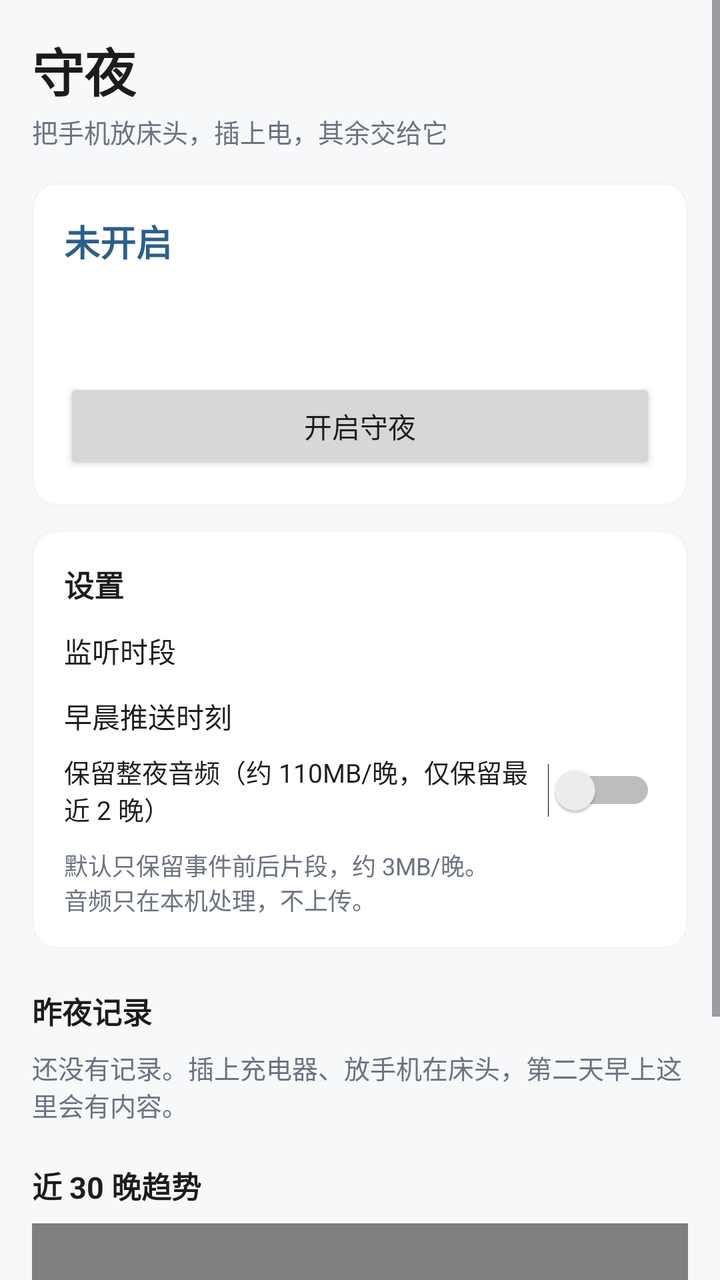
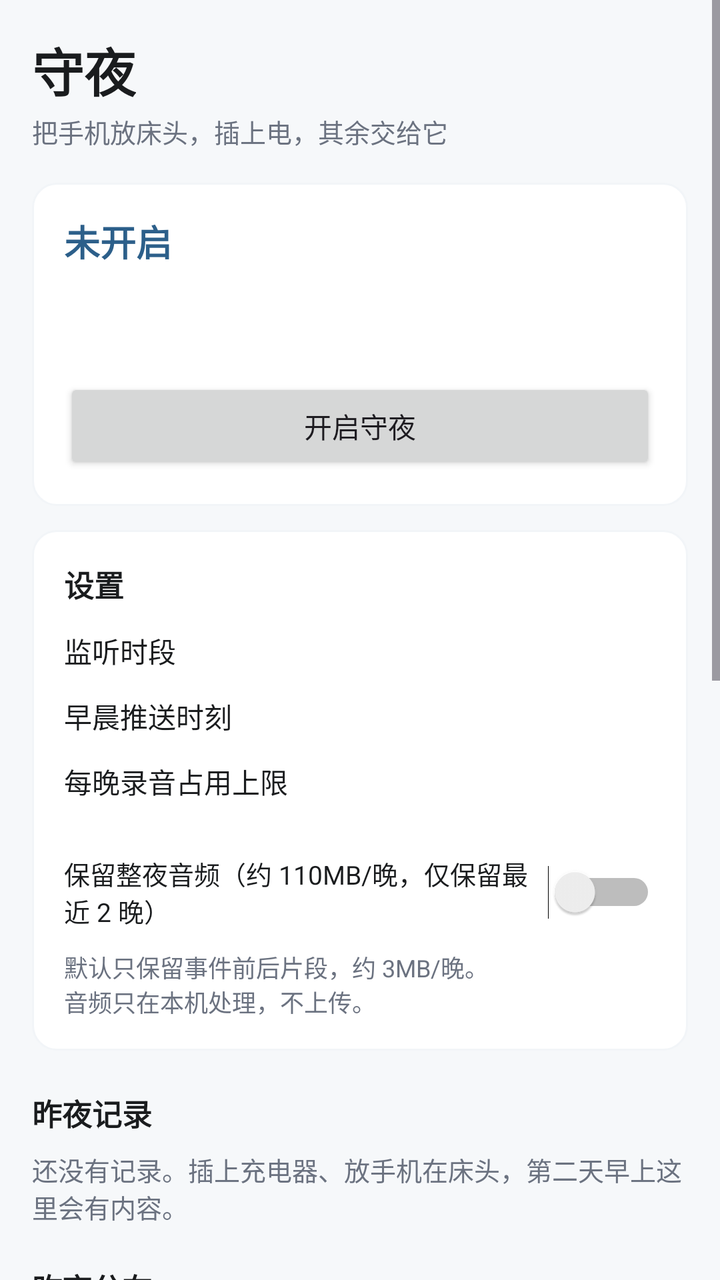

An Android layout rendered at two revisions. The XML below is the earlier revision; the diff shows what the commit changed to produce the second picture.
<!-- AndroidManifest.xml: application theme Theme.SleepSentry -->
<!-- res/layout/activity_main.xml -->
<?xml version="1.0" encoding="utf-8"?>
<ScrollView xmlns:android="http://schemas.android.com/apk/res/android"
    android:layout_width="match_parent"
    android:layout_height="match_parent"
    android:background="@color/bg"
    android:fillViewport="true">

    <LinearLayout
        android:layout_width="match_parent"
        android:layout_height="wrap_content"
        android:orientation="vertical"
        android:padding="16dp">

        <TextView
            android:layout_width="wrap_content"
            android:layout_height="wrap_content"
            android:text="@string/app_name"
            android:textColor="@color/text"
            android:textSize="26sp"
            android:textStyle="bold" />

        <TextView
            android:layout_width="wrap_content"
            android:layout_height="wrap_content"
            android:layout_marginTop="2dp"
            android:text="@string/tagline"
            android:textColor="@color/textDim"
            android:textSize="13sp" />

        
        <LinearLayout
            android:layout_width="match_parent"
            android:layout_height="wrap_content"
            android:layout_marginTop="16dp"
            android:background="@drawable/card_bg"
            android:orientation="vertical"
            android:padding="16dp">

            <TextView
                android:id="@+id/stateText"
                android:layout_width="wrap_content"
                android:layout_height="wrap_content"
                android:textColor="@color/brand"
                android:textSize="18sp"
                android:textStyle="bold"
                tools:ignore="MissingPrefix"
                xmlns:tools="http://schemas.android.com/tools"
                android:text="@string/state_idle" />

            <TextView
                android:id="@+id/liveText"
                android:layout_width="wrap_content"
                android:layout_height="wrap_content"
                android:layout_marginTop="4dp"
                android:textColor="@color/textDim"
                android:textSize="13sp" />

            <TextView
                android:id="@+id/streakText"
                android:layout_width="wrap_content"
                android:layout_height="wrap_content"
                android:layout_marginTop="4dp"
                android:textColor="@color/good"
                android:textSize="13sp" />

            <Button
                android:id="@+id/toggleBtn"
                android:layout_width="match_parent"
                android:layout_height="48dp"
                android:layout_marginTop="12dp"
                android:text="@string/action_enable" />
        </LinearLayout>

        
        <TextView
            android:id="@+id/warnText"
            android:layout_width="match_parent"
            android:layout_height="wrap_content"
            android:layout_marginTop="10dp"
            android:background="@drawable/warn_bg"
            android:padding="12dp"
            android:textColor="@color/warn"
            android:textSize="13sp"
            android:visibility="gone" />

        
        <LinearLayout
            android:layout_width="match_parent"
            android:layout_height="wrap_content"
            android:layout_marginTop="12dp"
            android:background="@drawable/card_bg"
            android:orientation="vertical"
            android:padding="16dp">

            <TextView
                android:layout_width="wrap_content"
                android:layout_height="wrap_content"
                android:text="设置"
                android:textColor="@color/text"
                android:textSize="15sp"
                android:textStyle="bold" />

            <LinearLayout
                android:id="@+id/windowRow"
                android:layout_width="match_parent"
                android:layout_height="wrap_content"
                android:layout_marginTop="12dp"
                android:orientation="horizontal">

                <TextView
                    android:layout_width="0dp"
                    android:layout_height="wrap_content"
                    android:layout_weight="1"
                    android:text="@string/label_window"
                    android:textColor="@color/text"
                    android:textSize="14sp" />

                <TextView
                    android:id="@+id/windowText"
                    android:layout_width="wrap_content"
                    android:layout_height="wrap_content"
                    android:textColor="@color/brand"
                    android:textSize="14sp"
                    android:textStyle="bold" />
            </LinearLayout>

            <LinearLayout
                android:id="@+id/morningRow"
                android:layout_width="match_parent"
                android:layout_height="wrap_content"
                android:layout_marginTop="12dp"
                android:orientation="horizontal">

                <TextView
                    android:layout_width="0dp"
                    android:layout_height="wrap_content"
                    android:layout_weight="1"
                    android:text="早晨推送时刻"
                    android:textColor="@color/text"
                    android:textSize="14sp" />

                <TextView
                    android:id="@+id/morningText"
                    android:layout_width="wrap_content"
                    android:layout_height="wrap_content"
                    android:textColor="@color/brand"
                    android:textSize="14sp"
                    android:textStyle="bold" />
            </LinearLayout>

            <Switch
                android:id="@+id/fullAudioSwitch"
                android:layout_width="match_parent"
                android:layout_height="wrap_content"
                android:layout_marginTop="8dp"
                android:text="保留整夜音频（约 110MB/晚，仅保留最近 2 晚）"
                android:textColor="@color/text"
                android:textSize="13sp" />

            <TextView
                android:layout_width="match_parent"
                android:layout_height="wrap_content"
                android:layout_marginTop="10dp"
                android:text="默认只保留事件前后片段，约 3MB/晚。\n音频只在本机处理，不上传。"
                android:textColor="@color/textDim"
                android:textSize="12sp" />
        </LinearLayout>

        
        <TextView
            android:id="@+id/lastNightHeader"
            android:layout_width="wrap_content"
            android:layout_height="wrap_content"
            android:layout_marginTop="20dp"
            android:text="@string/label_last_night"
            android:textColor="@color/text"
            android:textSize="15sp"
            android:textStyle="bold" />

        <TextView
            android:id="@+id/emptyText"
            android:layout_width="match_parent"
            android:layout_height="wrap_content"
            android:layout_marginTop="8dp"
            android:text="@string/no_record"
            android:textColor="@color/textDim"
            android:textSize="13sp" />

        <LinearLayout
            android:id="@+id/reportCard"
            android:layout_width="match_parent"
            android:layout_height="wrap_content"
            android:layout_marginTop="10dp"
            android:background="@drawable/card_bg"
            android:orientation="vertical"
            android:padding="16dp"
            android:visibility="gone">

            <TextView
                android:id="@+id/reportHeadline"
                android:layout_width="wrap_content"
                android:layout_height="wrap_content"
                android:textColor="@color/text"
                android:textSize="17sp"
                android:textStyle="bold" />

            <TextView
                android:id="@+id/reportSub"
                android:layout_width="wrap_content"
                android:layout_height="wrap_content"
                android:layout_marginTop="4dp"
                android:textColor="@color/textDim"
                android:textSize="13sp" />

            <TextView
                android:id="@+id/reportLevel"
                android:layout_width="wrap_content"
                android:layout_height="wrap_content"
                android:layout_marginTop="8dp"
                android:textSize="15sp"
                android:textStyle="bold" />

            <com.sleepsentry.ui.TimelineView
                android:id="@+id/timeline"
                android:layout_width="match_parent"
                android:layout_height="120dp"
                android:layout_marginTop="12dp" />

            <TextView
                android:layout_width="match_parent"
                android:layout_height="wrap_content"
                android:layout_marginTop="6dp"
                android:text="橙色标记为疑似呼吸暂停事件，点击可回听原声"
                android:textColor="@color/textDim"
                android:textSize="12sp" />

            <LinearLayout
                android:id="@+id/eventList"
                android:layout_width="match_parent"
                android:layout_height="wrap_content"
                android:layout_marginTop="8dp"
                android:orientation="vertical" />
        </LinearLayout>

        
        <TextView
            android:layout_width="wrap_content"
            android:layout_height="wrap_content"
            android:layout_marginTop="20dp"
            android:text="@string/label_trend"
            android:textColor="@color/text"
            android:textSize="15sp"
            android:textStyle="bold" />

        <com.sleepsentry.ui.TrendView
            android:id="@+id/trend"
            android:layout_width="match_parent"
            android:layout_height="110dp"
            android:layout_marginTop="8dp"
            android:background="@drawable/card_bg" />

        <TextView
            android:layout_width="match_parent"
            android:layout_height="wrap_content"
            android:layout_marginTop="16dp"
            android:text="@string/report_disclaimer"
            android:textColor="@color/textDim"
            android:textSize="12sp" />
    </LinearLayout>
</ScrollView>
<!-- resources referenced by this layout -->
<resources>
  <color name="bg">#FFF6F8FA</color>
  <color name="brand">#FF2C5F8A</color>
  <color name="good">#FF2E7D5B</color>
  <color name="text">#FF1A1C1E</color>
  <color name="textDim">#FF6B7280</color>
  <color name="warn">#FFB4761E</color>
  <!-- drawable card_bg (drawable) -->
  <?xml version="1.0" encoding="utf-8"?>
  <shape xmlns:android="http://schemas.android.com/apk/res/android" android:shape="rectangle">
      <solid android:color="#FFFFFF" />
      <corners android:radius="12dp" />
      <stroke android:width="1dp" android:color="#F2F5F8" />
  </shape>
  <!-- drawable warn_bg (drawable) -->
  <?xml version="1.0" encoding="utf-8"?>
  <shape xmlns:android="http://schemas.android.com/apk/res/android" android:shape="rectangle">
      <solid android:color="#FFF8EC" />
      <corners android:radius="12dp" />
      <stroke android:width="1dp" android:color="#E8D5AE" />
  </shape>
  <string name="action_enable">开启守夜</string>
  <string name="app_name">守夜</string>
  <string name="label_last_night">昨夜记录</string>
  <string name="label_trend">近 30 晚趋势</string>
  <string name="label_window">监听时段</string>
  <string name="no_record">还没有记录。插上充电器、放手机在床头，第二天早上这里会有内容。</string>
  <string name="report_disclaimer">本记录基于手机麦克风的声音推算，不构成医疗诊断。声音记录无法反映血氧与中枢性事件，请以医院睡眠监测（PSG/HSAT）为准。</string>
  <string name="state_idle">未开启</string>
  <string name="tagline">把手机放床头，插上电，其余交给它</string>
  <style name="Theme.SleepSentry" parent="Theme.Material3.DayNight.NoActionBar">
          <item name="colorPrimary">@color/brand</item>
          <item name="colorOnPrimary">#FFFFFFFF</item>
          <item name="colorSecondary">@color/brandDim</item>
          <item name="android:statusBarColor">@color/brandDark</item>
      </style>
  <color name="brandDim">#FF6E93B4</color>
  <color name="brandDark">#FF1B3B56</color>
</resources>

<!-- the commit's change to res/layout/activity_main.xml (unified diff, before → after) -->
@@ -148,6 +148,45 @@
                     android:textStyle="bold" />
             </LinearLayout>
 
+            <LinearLayout
+                android:id="@+id/quotaRow"
+                android:layout_width="match_parent"
+                android:layout_height="wrap_content"
+                android:layout_marginTop="12dp"
+                android:orientation="horizontal">
+
+                <LinearLayout
+                    android:layout_width="0dp"
+                    android:layout_height="wrap_content"
+                    android:layout_weight="1"
+                    android:orientation="vertical">
+
+                    <TextView
+                        android:layout_width="wrap_content"
+                        android:layout_height="wrap_content"
+                        android:text="每晚录音占用上限"
+                        android:textColor="@color/text"
+                        android:textSize="14sp" />
+
+                    <TextView
+                        android:id="@+id/quotaUsage"
+                        android:layout_width="wrap_content"
+                        android:layout_height="wrap_content"
+                        android:layout_marginTop="2dp"
+                        android:textColor="@color/textDim"
+                        android:textSize="12sp" />
+                </LinearLayout>
+
+                <TextView
+                    android:id="@+id/quotaText"
+                    android:layout_width="wrap_content"
+                    android:layout_height="wrap_content"
+                    android:layout_gravity="center_vertical"
+                    android:textColor="@color/brand"
+                    android:textSize="14sp"
+                    android:textStyle="bold" />
+            </LinearLayout>
+
             <Switch
                 android:id="@+id/fullAudioSwitch"
                 android:layout_width="match_parent"
@@ -235,12 +274,52 @@
                 android:textSize="12sp" />
 
             <LinearLayout
+                android:layout_width="match_parent"
+                android:layout_height="wrap_content"
+                android:layout_marginTop="10dp"
+                android:gravity="end">
+
+                <Button
+                    android:id="@+id/sortBtn"
+                    android:layout_width="wrap_content"
+                    android:layout_height="36dp"
+                    android:minWidth="0dp"
+                    android:paddingLeft="16dp"
+                    android:paddingRight="16dp"
+                    android:textSize="12sp" />
+            </LinearLayout>
+
+            <LinearLayout
                 android:id="@+id/eventList"
                 android:layout_width="match_parent"
                 android:layout_height="wrap_content"
                 android:layout_marginTop="8dp"
                 android:orientation="vertical" />
         </LinearLayout>
+
+        <TextView
+            android:layout_width="wrap_content"
+            android:layout_height="wrap_content"
+            android:layout_marginTop="20dp"
+            android:text="昨夜分布"
+            android:textColor="@color/text"
+            android:textSize="15sp"
+            android:textStyle="bold" />
+
+        <com.sleepsentry.ui.HourlyChartView
+            android:id="@+id/hourlyChart"
+            android:layout_width="match_parent"
+            android:layout_height="150dp"
+            android:layout_marginTop="8dp"
+            android:background="@drawable/card_bg" />
+
+        <TextView
+            android:layout_width="match_parent"
+            android:layout_height="wrap_content"
+            android:layout_marginTop="4dp"
+            android:text="横轴是钟点，浅蓝底为当晚实际有录音的时段。点击柱子可跳到该时段的事件。"
+            android:textColor="@color/textDim"
+            android:textSize="12sp" />
 
         
         <TextView
@@ -259,6 +338,24 @@
             android:layout_marginTop="8dp"
             android:background="@drawable/card_bg" />
 
+        <Button
+            android:id="@+id/clearAllBtn"
+            android:layout_width="match_parent"
+            android:layout_height="48dp"
+            android:layout_marginTop="20dp"
+            android:backgroundTint="@color/bad"
+            android:text="清除所有录音与记录"
+            android:textColor="#FFFFFFFF"
+            android:textSize="15sp" />
+
+        <TextView
+            android:layout_width="match_parent"
+            android:layout_height="wrap_content"
+            android:layout_marginTop="6dp"
+            android:text="会删掉全部音频文件与历史报告，不可恢复。设置与监听开关不受影响。"
+            android:textColor="@color/textDim"
+            android:textSize="12sp" />
+
         <TextView
             android:layout_width="match_parent"
             android:layout_height="wrap_content"
<!-- resource entries referenced after the edit -->
@@ -1,5 +1,6 @@
 <!-- resources referenced by this layout -->
 <resources>
+  <color name="bad">#FFB03A3A</color>
   <color name="bg">#FFF6F8FA</color>
   <color name="brand">#FF2C5F8A</color>
   <color name="good">#FF2E7D5B</color>
